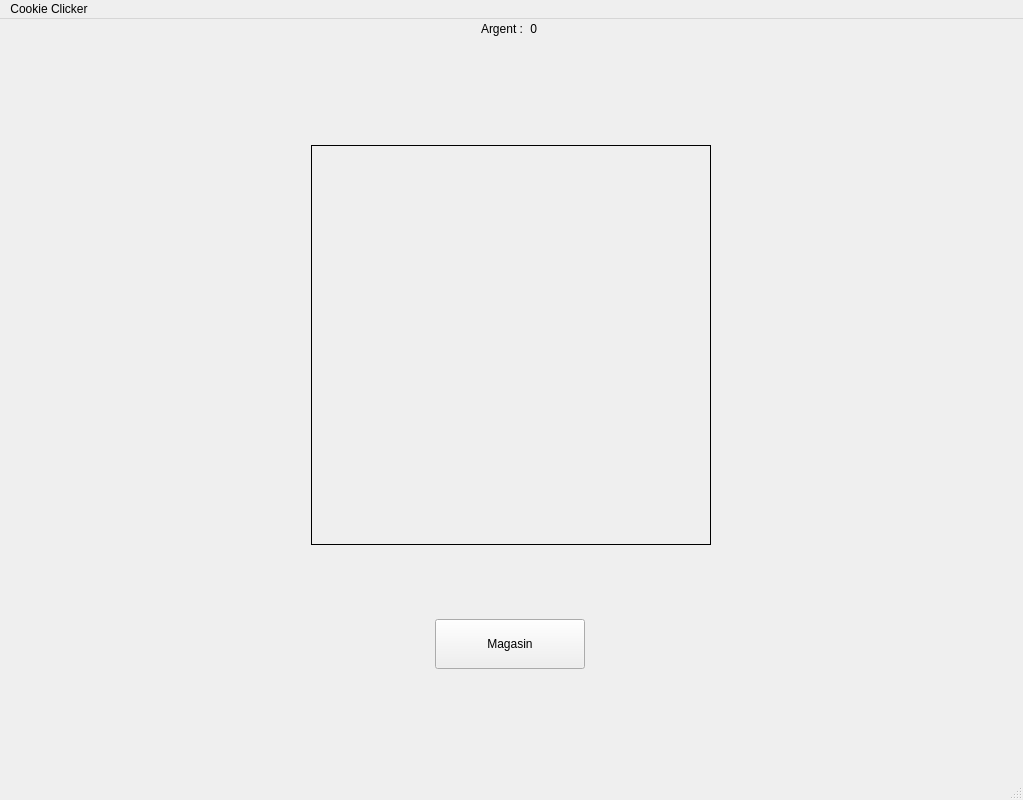
Old version of the form CookieClicker2/cookieclicker2.ui in the repository SimonBach1/QtProject.
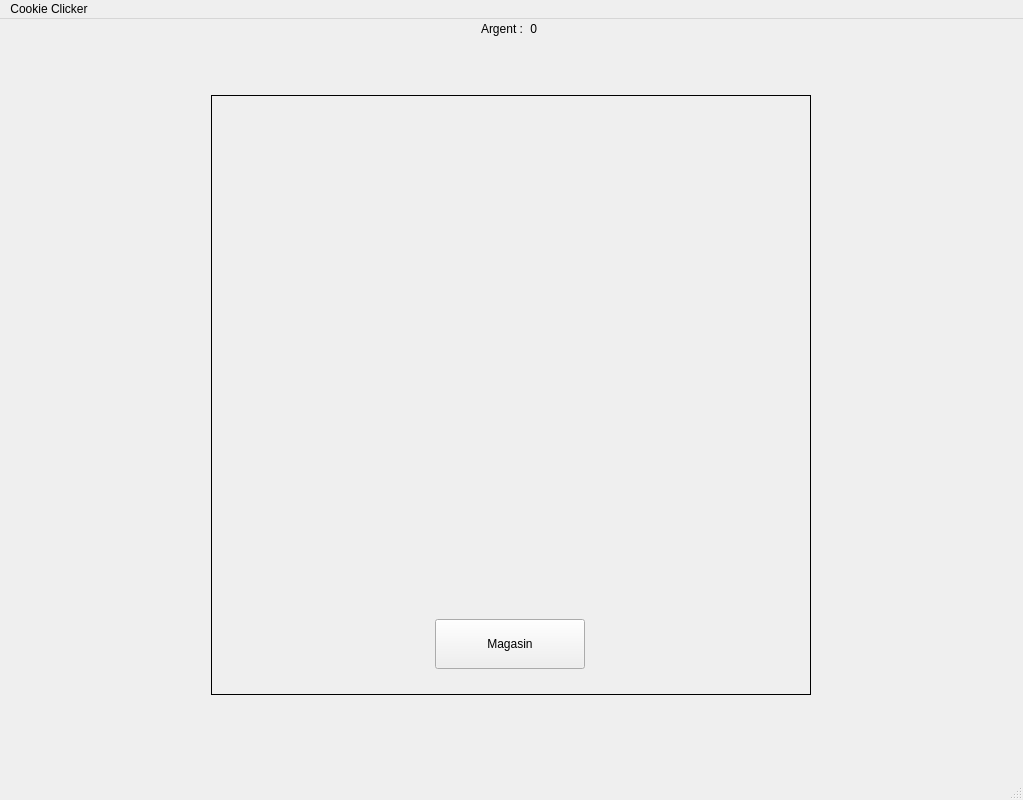
New version of the form.

What changed in the file:
```diff
--- a/CookieClicker2/cookieclicker2.ui
+++ b/CookieClicker2/cookieclicker2.ui
@@ -115,7 +115,7 @@
        <property name="sizeHint" stdset="0">
         <size>
          <width>20</width>
-         <height>100</height>
+         <height>50</height>
         </size>
        </property>
       </spacer>
@@ -145,8 +145,8 @@
         <widget class="QLabel" name="cookieImage">
          <property name="minimumSize">
           <size>
-           <width>400</width>
-           <height>400</height>
+           <width>600</width>
+           <height>600</height>
           </size>
          </property>
          <property name="maximumSize">
```
